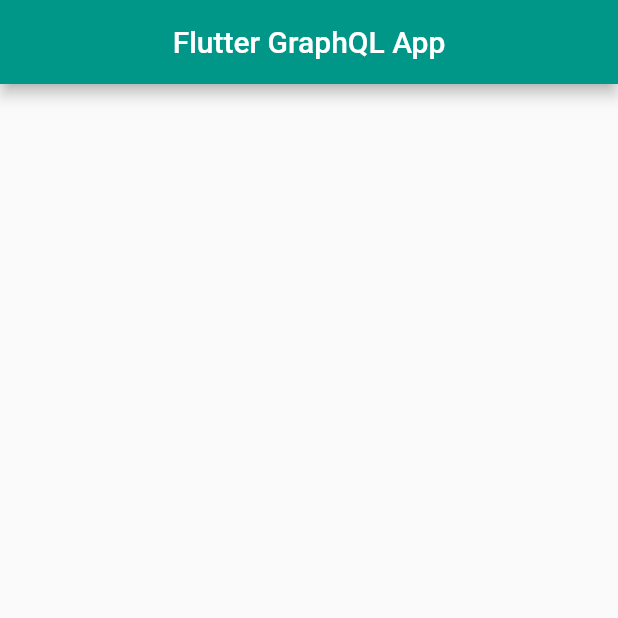
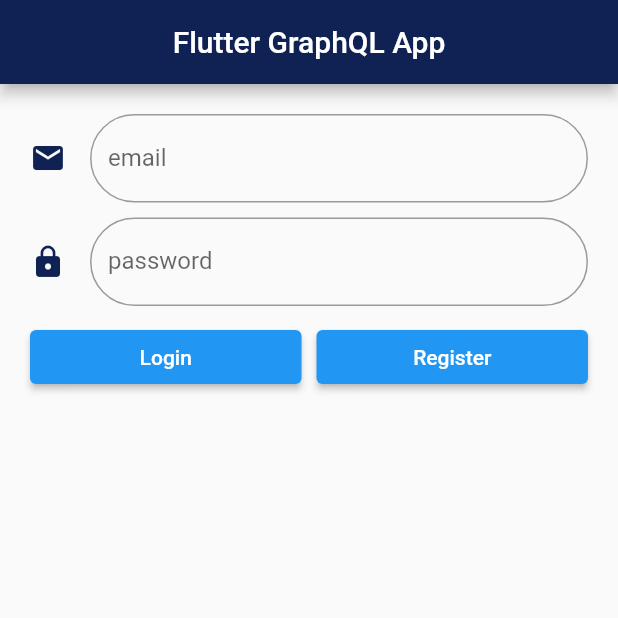
Before and after one commit to JosephineAkello/flutter-graphQL, a Flutter app: the screen it shows after launch, on a phone screen of 412 x 824 dp, the top half of it. Run offline on Flutter 3.47's test engine with Material 2 defaults, Android fonts, the light colour scheme and no system bars.

Commit message:
import login page

```diff
--- a/lib/main.dart
+++ b/lib/main.dart
@@ -1,4 +1,5 @@
 import 'package:flutter/material.dart';
+import 'login.dart';
 
 void main() {
   runApp(MyApp());
@@ -12,13 +13,14 @@
       debugShowCheckedModeBanner: false,
       title: 'Flutter GraphQL App',
       theme: ThemeData(
-        primarySwatch: Colors.teal,
+        primaryColor: Color(0xFF102253),
+        accentColor: Color(0xFF91A6E0),
       ),
       home: Scaffold(
         appBar: AppBar(
           title: Text('Flutter GraphQL App',
         ),
-        centerTitle: true,
-    )));
+        centerTitle: true,),
+        body: Login(),));
   }
 }
```
